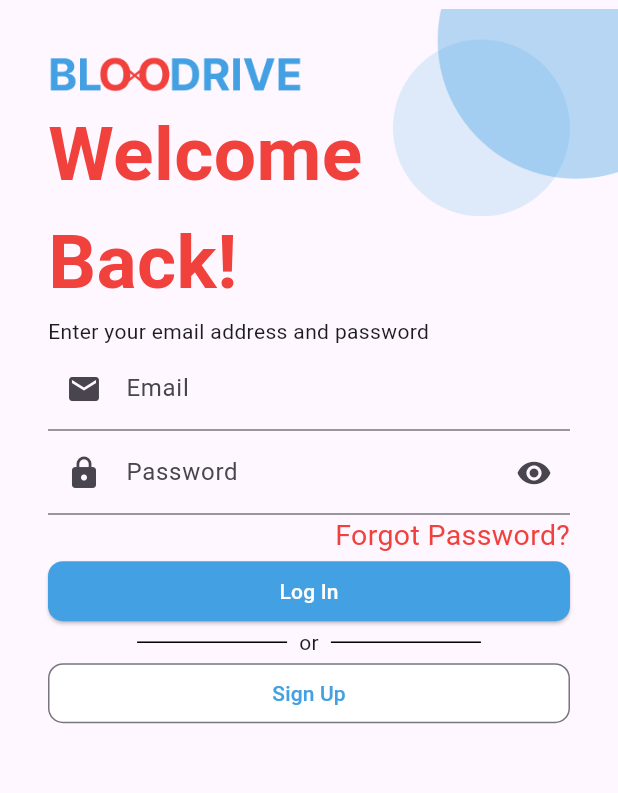
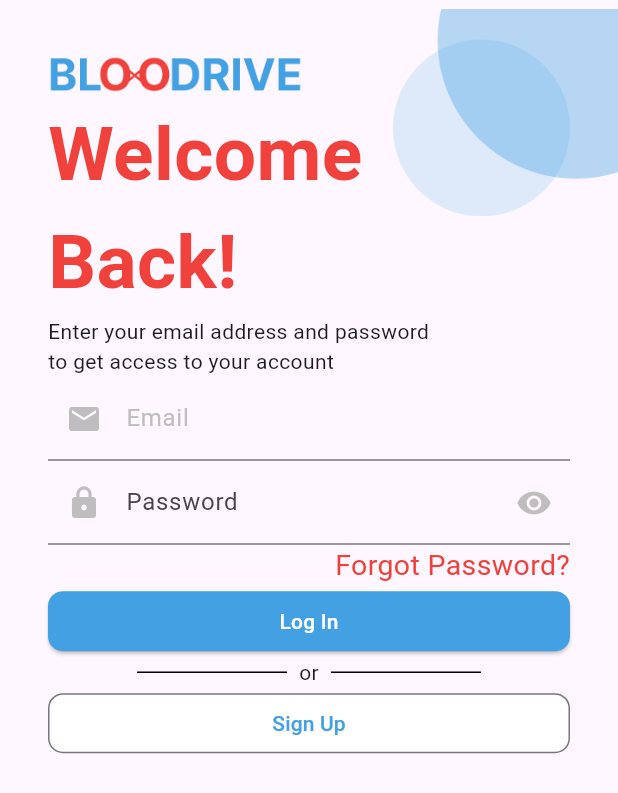
Before and after one commit to BarelyAnXer/bloodrive, a Flutter app: the screen it shows after launch, on a phone screen of 412 x 824 dp. Shown: the top 793 px of the screen. Run offline on Flutter 3.47's test engine with Material 3 defaults, Android fonts, the phone set to English and light mode, and no system bars; our stand-ins replace fluttertoast.

Commit message:
added new starting screens

```diff
--- a/lib/screens/home_screen.dart
+++ b/lib/screens/home_screen.dart
@@ -1,5 +1,4 @@
 import 'package:flutter/cupertino.dart';
-import 'package:flutter/material.dart';
 
 class HomeScreen extends StatefulWidget {
   const HomeScreen({super.key});
@@ -9,141 +8,10 @@ class HomeScreen extends StatefulWidget {
 }
 
 class _HomeScreenState extends State<HomeScreen> {
-  bool _isObscure = true;
-
-  void _togglePasswordVisibility() {
-    setState(() {
-      _isObscure = !_isObscure;
-    });
-  }
-
   @override
   Widget build(BuildContext context) {
-    return MaterialApp(
-      home: Scaffold(
-        body: Stack(
-          fit: StackFit.expand,
-          children: [
-            // Your main content goes here
-            Padding(
-              padding: const EdgeInsets.all(32.0),
-              child: Column(
-                crossAxisAlignment: CrossAxisAlignment.start,
-                children: [
-                  Image.asset(
-                    'assets/logo.png',
-                    width: 170,
-                  ),
-                  const Text(
-                    'Welcome\nBack!',
-                    style: TextStyle(
-                      fontWeight: FontWeight.bold,
-                      color: Color(0xFFF1413D),
-                      fontSize: 50.0,
-                      // height: 1,
-                    ),
-                  ),
-                  const Text(
-                    'Enter your email address and password',
-                  ),
-                  const TextField(
-                    decoration: InputDecoration(
-                      labelText: 'Email',
-                      prefixIcon: Icon(Icons.email),
-                    ),
-                  ),
-                  TextField(
-                    decoration: InputDecoration(
-                      labelText: 'Password',
-                      prefixIcon: const Icon(Icons.lock), // Leading icon
-                      suffixIcon: GestureDetector(
-                        onTap: _togglePasswordVisibility,
-                        child: Icon(
-                          _isObscure ? Icons.visibility : Icons.visibility_off,
-                        ),
-                      ),
-                    ),
-                  ),
-                  Container(
-                    alignment: Alignment.centerRight,
-                    child: const Text(
-                      'Forgot Password?',
-                      style: TextStyle(
-                        color: Color(0xFFF1413D),
-                        fontSize: 19.0,
-                      ),
-                    ),
-                  ),
-                  Container(
-                    width: double.infinity,
-                    child: ElevatedButton(
-                      onPressed: () {
-                        print('Button Login Pressed!');
-                      },
-                      style: ElevatedButton.styleFrom(
-                        foregroundColor: Colors.white,
-                        backgroundColor: const Color(0xFF43A0E3),
-                        shape: RoundedRectangleBorder(
-                          borderRadius: BorderRadius.circular(10),
-                        ),
-                      ),
-                      child: const Text('Log In'),
-                    ),
-                  ),
-                  Row(
-                    mainAxisAlignment: MainAxisAlignment.center,
-                    children: [
-                      Container(
-                        width: 100.0, // Adjust the width of the left line
-                        height: 1.0,
-                        color: Colors.black,
-                      ),
-                      const SizedBox(width: 8.0), // Adjust spacing if needed
-                      const Text('or'),
-                      const SizedBox(width: 8.0), // Adjust spacing if needed
-                      Container(
-                        width: 100.0, // Adjust the width of the right line
-                        height: 1.0,
-                        color: Colors.black,
-                      ),
-                    ],
-                  ),
-                  // const SizedBox(height: 8), // Add spacing between the buttons
-                  Container(
-                    width: double.infinity,
-                    child: OutlinedButton(
-                      onPressed: () {
-                        print('Button Sign Up Pressed!');
-                      },
-                      style: ButtonStyle(
-                        shape: MaterialStateProperty.all(RoundedRectangleBorder(
-                            borderRadius: BorderRadius.circular(10))),
-                        foregroundColor:
-                            MaterialStateProperty.all(const Color(0xFF43A0E3)),
-                        backgroundColor:
-                            MaterialStateProperty.all(Colors.white),
-                      ),
-                      child: const Text('Sign Up'),
-                    ),
-                  ),
-                ],
-              ),
-            ),
-
-            // Positioned widget to place the circles image in the top right
-            Positioned(
-              top: 0,
-              right: 0,
-              child: Image.asset(
-                'assets/circles.png',
-                width: 150,
-                height: 150,
-                // fit: BoxFit.cover,
-              ),
-            ),
-          ],
-        ),
-      ),
+    return const Placeholder(
+      child: Center(child: Text("Home Screen")),
     );
   }
 }
--- /dev/null
+++ b/lib/screens/login_screen.dart
@@ -0,0 +1,175 @@
+import 'package:blood_drive/screens/main_screen.dart';
+import 'package:blood_drive/screens/profile_screen.dart';
+import 'package:flutter/cupertino.dart';
+import 'package:flutter/material.dart';
+import 'package:fluttertoast/fluttertoast.dart';
+
+class HomeScreen extends StatefulWidget {
+  const HomeScreen({super.key});
+
+  @override
+  State<HomeScreen> createState() => _HomeScreenState();
+}
+
+class _HomeScreenState extends State<HomeScreen> {
+  bool _isObscure = true;
+
+  void _togglePasswordVisibility() {
+    setState(() {
+      _isObscure = !_isObscure;
+    });
+  }
+
+  @override
+  Widget build(BuildContext context) {
+    return MaterialApp(
+      home: Scaffold(
+        body: Stack(
+          fit: StackFit.expand,
+          children: [
+            // Your main content goes here
+            Padding(
+              padding: const EdgeInsets.all(32.0),
+              child: Column(
+                crossAxisAlignment: CrossAxisAlignment.start,
+                children: [
+                  Image.asset(
+                    'assets/logo.png',
+                    width: 170,
+                  ),
+                  const Text(
+                    'Welcome\nBack!',
+                    style: TextStyle(
+                      fontWeight: FontWeight.bold,
+                      color: Color(0xFFF1413D),
+                      fontSize: 50.0,
+                      // height: 1,
+                    ),
+                  ),
+                  const Text(
+                    'Enter your email address and password \nto get access to your account',
+                  ),
+                  const TextField(
+                    decoration: InputDecoration(
+                      labelText: 'Email',
+                      labelStyle: TextStyle(color: Color(0xFFBFBDBD)),
+                      prefixIcon: Icon(
+                        Icons.email,
+                        color: Color(0xFFBFBDBD),
+                      ),
+                    ),
+                  ),
+                  TextField(
+                    decoration: InputDecoration(
+                      labelText: 'Password',
+                      prefixIcon: const Icon(
+                        Icons.lock,
+                        color: Color(0xFFBFBDBD),
+                      ), // Leading icon
+                      suffixIcon: GestureDetector(
+                        onTap: _togglePasswordVisibility,
+                        child: Icon(
+                          _isObscure ? Icons.visibility : Icons.visibility_off,
+                          color: const Color(0xFFBFBDBD),
+                        ),
+                      ),
+                    ),
+                  ),
+                  Container(
+                    alignment: Alignment.centerRight,
+                    child: const Text(
+                      'Forgot Password?',
+                      style: TextStyle(
+                        color: Color(0xFFF1413D),
+                        fontSize: 19.0,
+                      ),
+                    ),
+                  ),
+                  Container(
+                    width: double.infinity,
+                    child: ElevatedButton(
+                      onPressed: () {
+                        print('Button Login Pressed!');
+
+                        Navigator.of(context).pushReplacement(MaterialPageRoute(
+                            builder: (_) => const MainScreen()));
+
+                        Fluttertoast.showToast(
+                          msg: "This is a toast message",
+                          toastLength: Toast.LENGTH_SHORT,
+                          gravity: ToastGravity.BOTTOM,
+                          // You can also use ToastGravity.TOP or ToastGravity.CENTER
+                          timeInSecForIosWeb: 1,
+                          // This parameter is ignored on Android
+                          backgroundColor: Colors.blue,
+                          textColor: Colors.white,
+                          fontSize: 16.0,
+                        );
+                      },
+                      style: ElevatedButton.styleFrom(
+                        foregroundColor: Colors.white,
+                        backgroundColor: const Color(0xFF43A0E3),
+                        shape: RoundedRectangleBorder(
+                          borderRadius: BorderRadius.circular(10),
+                        ),
+                      ),
+                      child: const Text('Log In'),
+                    ),
+                  ),
+                  Row(
+                    mainAxisAlignment: MainAxisAlignment.center,
+                    children: [
+                      Container(
+                        width: 100.0, // Adjust the width of the left line
+                        height: 1.0,
+                        color: Colors.black,
+                      ),
+                      const SizedBox(width: 8.0), // Adjust spacing if needed
+                      const Text('or'),
+                      const SizedBox(width: 8.0), // Adjust spacing if needed
+                      Container(
+                        width: 100.0, // Adjust the width of the right line
+                        height: 1.0,
+                        color: Colors.black,
+                      ),
+                    ],
+                  ),
+                  // const SizedBox(height: 8), // Add spacing between the buttons
+                  Container(
+                    width: double.infinity,
+                    child: OutlinedButton(
+                      onPressed: () {
+                        print('Button Sign Up Pressed!');
+                      },
+                      style: ButtonStyle(
+                        shape: MaterialStateProperty.all(RoundedRectangleBorder(
+                            borderRadius: BorderRadius.circular(10))),
+                        foregroundColor:
+                            MaterialStateProperty.all(const Color(0xFF43A0E3)),
+                        backgroundColor:
+                            MaterialStateProperty.all(Colors.white),
+                      ),
+                      child: const Text('Sign Up'),
+                    ),
+                  ),
+                ],
+              ),
+            ),
+
+            // Positioned widget to place the circles image in the top right
+            Positioned(
+              top: 0,
+              right: 0,
+              child: Image.asset(
+                'assets/circles.png',
+                width: 150,
+                height: 150,
+                // fit: BoxFit.cover,
+              ),
+            ),
+          ],
+        ),
+      ),
+    );
+  }
+}
--- a/lib/screens/splash_screen.dart
+++ b/lib/screens/splash_screen.dart
@@ -1,4 +1,4 @@
-import 'package:blood_drive/screens/home_screen.dart';
+import 'package:blood_drive/screens/login_screen.dart';
 import 'package:flutter/cupertino.dart';
 import 'package:flutter/material.dart';
 import 'package:flutter/services.dart';
--- a/pubspec.yaml
+++ b/pubspec.yaml
@@ -30,6 +30,7 @@ environment:
 dependencies:
   flutter:
     sdk: flutter
+  fluttertoast: ^8.2.4
 
 
   # The following adds the Cupertino Icons font to your application.
@@ -39,6 +40,7 @@ dependencies:
 dev_dependencies:
   flutter_test:
     sdk: flutter
+
 
   # The "flutter_lints" package below contains a set of recommended lints to
   # encourage good coding practices. The lint set provided by the package is
```
Also changed, not shown: lib/screens/donation_screen.dart (added, +17 -0 lines), lib/screens/main_screen.dart (added, +42 -0 lines), lib/screens/profile_screen.dart (added, +19 -0 lines), assets/back.png (added), pubspec.lock, 1 other file.
